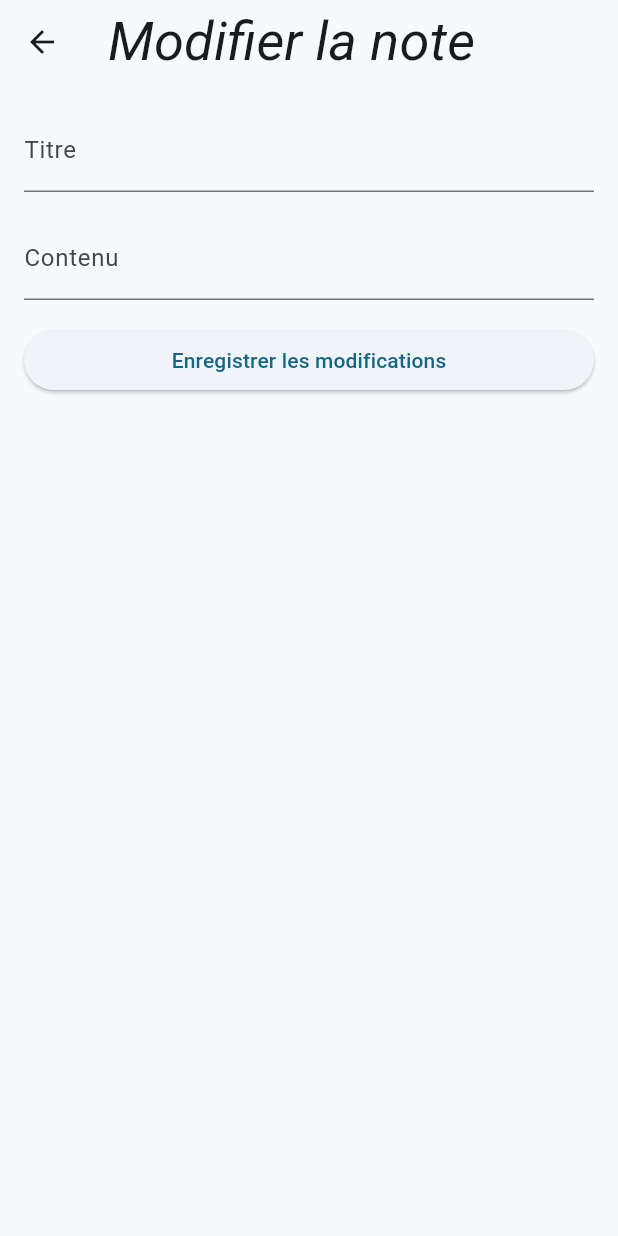
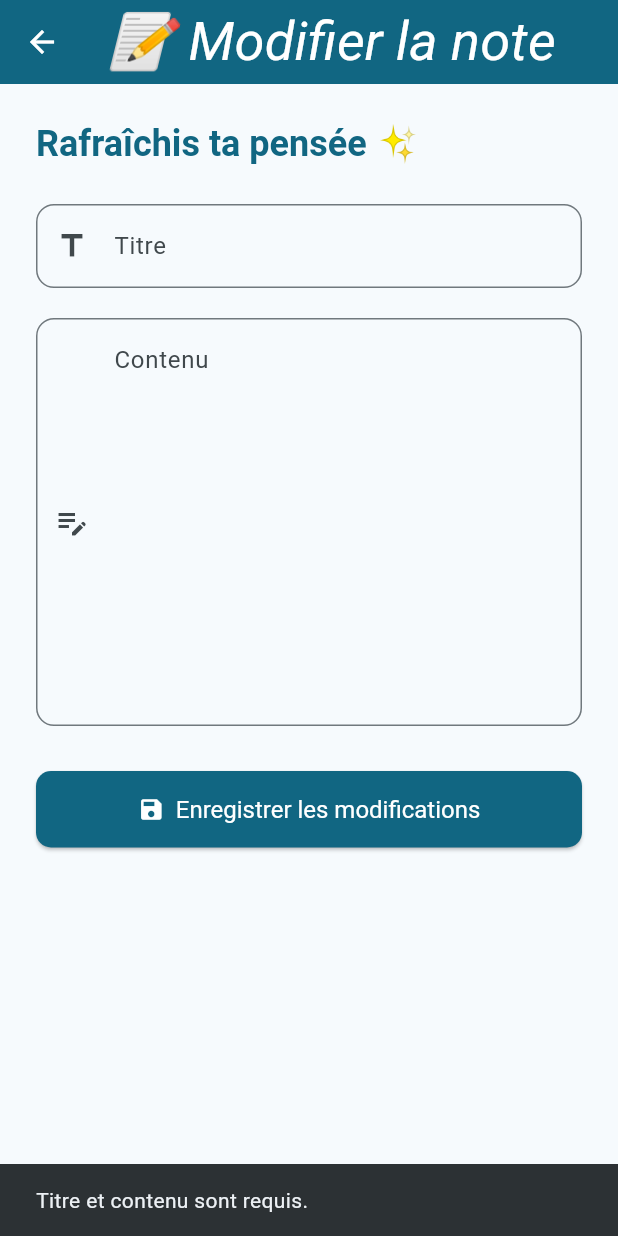
Before and after one commit to Youssaou51/Notebook-APP, a Flutter app: the ModifierNoteScreen screen opened directly with empty values, after a tap on "Enregistrer les modifications", on a phone screen of 412 x 824 dp. Run offline on Flutter 3.47's test engine with Material 3 defaults, Android fonts, the phone set to English and light mode, and no system bars.

Commit message:
well designed

```diff
--- a/lib/screens/modifier_note_screen.dart
+++ b/lib/screens/modifier_note_screen.dart
@@ -1,79 +1,124 @@
 import 'package:flutter/material.dart';
 import 'package:provider/provider.dart';
 import 'package:notebook_app/models/note.dart';
-import 'package:notebook_app/providers/note_provider.dart'; // Adjust the import path if needed
+import 'package:notebook_app/providers/note_provider.dart';
 
 class ModifierNoteScreen extends StatefulWidget {
   final int noteIndex;
   final Note note;
 
-  const ModifierNoteScreen({super.key, required this.noteIndex, required this.note});
+  const ModifierNoteScreen({
+    super.key,
+    required this.noteIndex,
+    required this.note,
+  });
 
   @override
-  _EditNoteScreenState createState() => _EditNoteScreenState();
+  State<ModifierNoteScreen> createState() => _ModifierNoteScreenState();
 }
 
-class _EditNoteScreenState extends State<ModifierNoteScreen> {
+class _ModifierNoteScreenState extends State<ModifierNoteScreen> {
   late TextEditingController _titleController;
   late TextEditingController _contentController;
 
   @override
   void initState() {
     super.initState();
-    // Initialize controllers with the existing note's data
     _titleController = TextEditingController(text: widget.note.title);
     _contentController = TextEditingController(text: widget.note.content);
   }
 
   @override
   void dispose() {
-    // Clean up the controllers when the widget is disposed
     _titleController.dispose();
     _contentController.dispose();
     super.dispose();
   }
 
   void _saveChanges() {
-    final updatedTitle = _titleController.text;
-    final updatedContent = _contentController.text;
+    final updatedTitle = _titleController.text.trim();
+    final updatedContent = _contentController.text.trim();
 
-    // Basic validation to ensure fields are not empty
-    if (updatedTitle.isNotEmpty && updatedContent.isNotEmpty) {
-      final updatedNote = Note(title: updatedTitle, content: updatedContent);
+    if (updatedTitle.isEmpty || updatedContent.isEmpty) {
+      ScaffoldMessenger.of(context).showSnackBar(
+        const SnackBar(content: Text("Titre et contenu sont requis.")),
+      );
+      return;
+    }
 
-      // Access the NoteProvider and call the editNote method
-      Provider.of<NoteProvider>(context, listen: false).editNote(widget.noteIndex, updatedNote);
+    final updatedNote = Note(title: updatedTitle, content: updatedContent);
 
-      // Navigate back to the notes list after saving
-      Navigator.pop(context);
-    }
+    Provider.of<NoteProvider>(context, listen: false)
+        .editNote(widget.noteIndex, updatedNote);
+
+    Navigator.pop(context);
   }
 
   @override
   Widget build(BuildContext context) {
+    final colorScheme = Theme.of(context).colorScheme;
+
     return Scaffold(
       appBar: AppBar(
-        title: const Text("Modifier la note"),
+        backgroundColor: colorScheme.primary,
+        iconTheme: IconThemeData(color: colorScheme.onPrimary),
+        title: Text(
+          "📝 Modifier la note",
+          style: TextStyle(color: colorScheme.onPrimary),
+        ),
       ),
-      body: Padding(
-        padding: const EdgeInsets.all(16.0),
+      body: SingleChildScrollView(
+        padding: const EdgeInsets.all(24),
         child: Column(
           crossAxisAlignment: CrossAxisAlignment.stretch,
           children: [
+            Text(
+              "Rafraîchis ta pensée ✨",
+              style: Theme.of(context).textTheme.headlineSmall?.copyWith(
+                fontWeight: FontWeight.bold,
+                color: colorScheme.primary,
+              ),
+            ),
+            const SizedBox(height: 24),
             TextField(
               controller: _titleController,
-              decoration: const InputDecoration(labelText: "Titre"),
+              decoration: InputDecoration(
+                labelText: "Titre",
+                border: OutlineInputBorder(
+                  borderRadius: BorderRadius.circular(12),
+                ),
+                prefixIcon: const Icon(Icons.title),
+              ),
+              textInputAction: TextInputAction.next,
             ),
-            const SizedBox(height: 16.0),
+            const SizedBox(height: 20),
             TextField(
               controller: _contentController,
-              decoration: const InputDecoration(labelText: "Contenu"),
-              maxLines: null, // Allow multiple lines for content
+              decoration: InputDecoration(
+                labelText: "Contenu",
+                alignLabelWithHint: true,
+                border: OutlineInputBorder(
+                  borderRadius: BorderRadius.circular(12),
+                ),
+                prefixIcon: const Icon(Icons.edit_note),
+              ),
+              maxLines: 10,
+              keyboardType: TextInputType.multiline,
             ),
-            const SizedBox(height: 16.0),
-            ElevatedButton(
+            const SizedBox(height: 30),
+            ElevatedButton.icon(
               onPressed: _saveChanges,
-              child: const Text("Enregistrer les modifications"),
+              icon: const Icon(Icons.save),
+              label: const Text("Enregistrer les modifications"),
+              style: ElevatedButton.styleFrom(
+                backgroundColor: colorScheme.primary,
+                foregroundColor: colorScheme.onPrimary,
+                padding: const EdgeInsets.symmetric(vertical: 16),
+                textStyle: const TextStyle(fontSize: 16),
+                shape: RoundedRectangleBorder(
+                  borderRadius: BorderRadius.circular(10),
+                ),
+              ),
             ),
           ],
         ),
```
